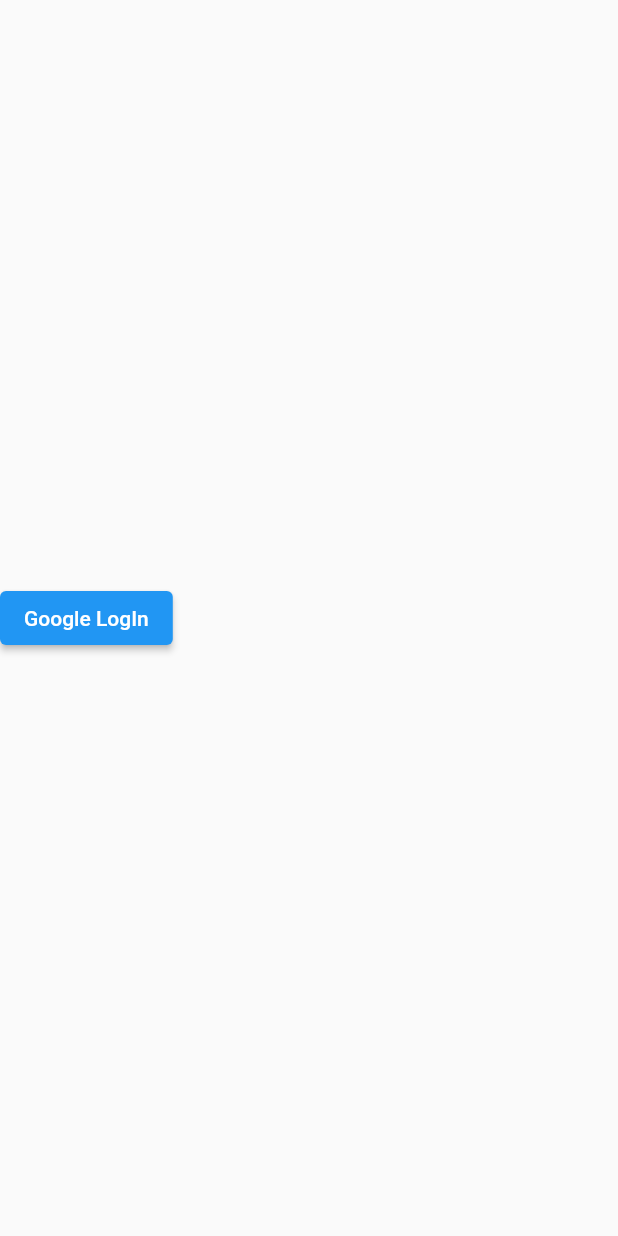
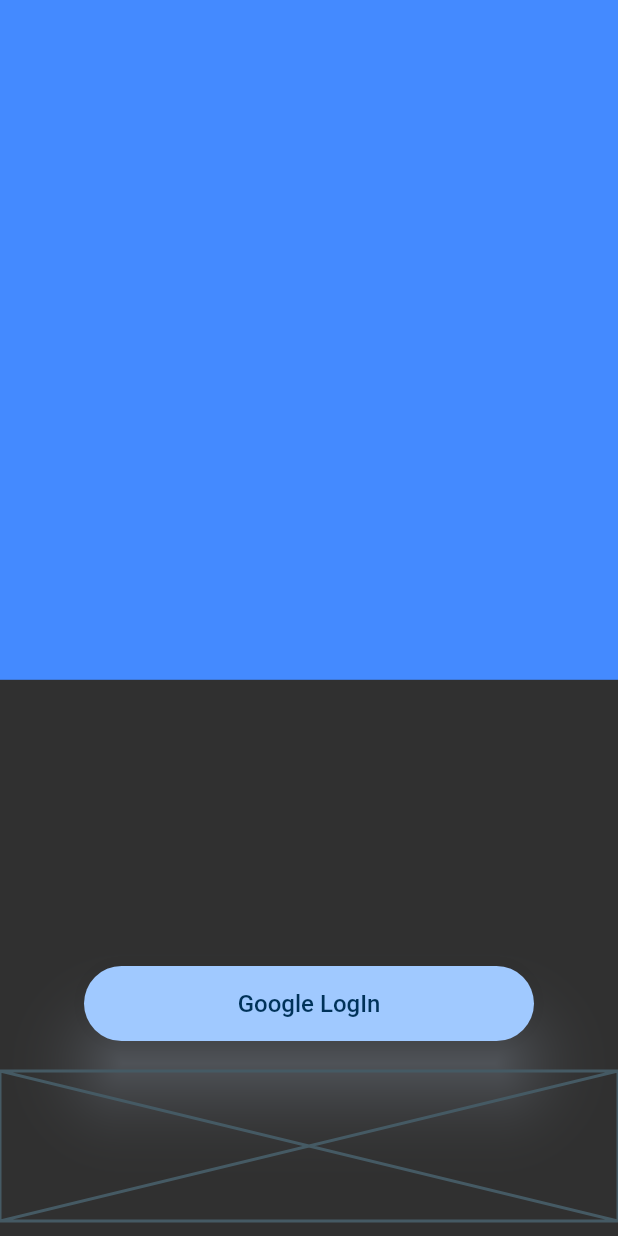
Before and after one commit to albint3r/chatbot_flutter, a Flutter app: the screen it shows after launch, on a phone screen of 412 x 824 dp. Run offline on Flutter 3.47's test engine with Material 2 defaults, Android fonts, the phone set to English and light mode, and no system bars; our stand-ins replace auto_route, bloc, firebase_auth, firebase_core, flutter_bloc, freezed_annotation and 5 more; missing offline and left inert: flutter_config; accounts and stored records are empty.

Commit message:
Add colorscheme

```diff
--- a/lib/app.dart
+++ b/lib/app.dart
@@ -4,6 +4,7 @@ import 'package:flutter_bloc/flutter_bloc.dart';
 import 'injectables.dart';
 import 'src/application/auth/auth_bloc.dart';
 import 'src/presentation/core/router.dart';
+import 'src/presentation/core/theme/theme_config_style.dart';
 
 class App extends StatelessWidget {
   const App({
@@ -20,6 +21,10 @@ class App extends StatelessWidget {
         )
       ],
       child: MaterialApp.router(
+        theme: ThemeConfigStyle.light,
+        darkTheme: ThemeConfigStyle.dark,
+        themeMode: ThemeMode.dark,
+        title: 'Perfect Deals Pricing App',
         routerConfig: appRouter.config(),
       ),
     );
--- /dev/null
+++ b/lib/src/presentation/core/theme/const_app_bar_theme.dart
@@ -0,0 +1,12 @@
+import 'package:flutter/material.dart';
+
+abstract class ConstAppBarTheme {
+  static AppBarTheme appBarTheme() => const AppBarTheme(
+        elevation: 8,
+        shape: RoundedRectangleBorder(
+          borderRadius: BorderRadius.only(
+            bottomLeft: Radius.circular(30),
+          ),
+        ),
+      );
+}
--- /dev/null
+++ b/lib/src/presentation/core/theme/const_button_style.dart
@@ -0,0 +1,35 @@
+import 'package:flutter/material.dart';
+
+abstract class ConstButtonStyle {
+  static ElevatedButtonThemeData buttonStyle({
+    required ColorScheme colorScheme,
+  }) =>
+      ElevatedButtonThemeData(
+        style: ButtonStyle(
+          alignment: Alignment.center,
+          shadowColor: MaterialStatePropertyAll(colorScheme.secondary),
+          shape: const MaterialStatePropertyAll(
+            RoundedRectangleBorder(
+              borderRadius: BorderRadius.all(
+                Radius.circular(40),
+              ),
+            ),
+          ),
+          fixedSize: MaterialStateProperty.all(
+            const Size(300, 50),
+          ),
+          elevation: MaterialStateProperty.all(20),
+          backgroundColor: MaterialStateProperty.resolveWith<Color?>(
+              (Set<MaterialState> states) {
+            if (states.contains(MaterialState.disabled)) {
+              // return colorScheme.outline;
+              return colorScheme.outline;
+            }
+            if (states.contains(MaterialState.hovered)) {
+              return colorScheme.secondary;
+            }
+            return colorScheme.primary;
+          }),
+        ),
+      );
+}
--- /dev/null
+++ b/lib/src/presentation/core/theme/const_color_scheme.dart
@@ -0,0 +1,65 @@
+import 'package:flutter/material.dart';
+
+const ColorScheme flexSchemeLight = ColorScheme(
+  brightness: Brightness.light,
+  primary: Color(0xff2e4caa),
+  onPrimary: Color(0xffffffff),
+  primaryContainer: Color(0xff2e4caa),
+  onPrimaryContainer: Color(0xff111013),
+  secondary: Color(0xffe5b20e),
+  onSecondary: Color(0xff000000),
+  secondaryContainer: Color(0xff9fcbf1),
+  onSecondaryContainer: Color(0xff0e1114),
+  tertiary: Color(0xff0091ea),
+  onTertiary: Color(0xffffffff),
+  tertiaryContainer: Color(0xffcfe4ff),
+  onTertiaryContainer: Color(0xff111314),
+  error: Color(0xffb00020),
+  onError: Color(0xffffffff),
+  errorContainer: Color(0xfffcd8df),
+  onErrorContainer: Color(0xff141213),
+  background: Color(0xfff8f7fb),
+  onBackground: Color(0xff090909),
+  surface: Color(0xfff8f7fb),
+  onSurface: Color(0xff090909),
+  surfaceVariant: Color(0xfff1eff8),
+  onSurfaceVariant: Color(0xff121213),
+  outline: Color(0xff565656),
+  shadow: Color(0xff000000),
+  inverseSurface: Color(0xff121116),
+  onInverseSurface: Color(0xfff5f5f5),
+  inversePrimary: Color(0xffd1c0ff),
+  surfaceTint: Color(0xff4527a0),
+);
+
+const ColorScheme flexSchemeDark = ColorScheme(
+brightness: Brightness.dark,
+primary: Color(0xffa0c9ff),
+onPrimary: Color(0xff003259),
+primaryContainer: Color(0xff00497f),
+onPrimaryContainer: Color(0xffd2e4ff),
+secondary: Color(0xffbbc7db),
+onSecondary: Color(0xff253141),
+secondaryContainer: Color(0xff3c4858),
+onSecondaryContainer: Color(0xffd7e3f8),
+tertiary: Color(0xffd7bde4),
+onTertiary: Color(0xff3b2947),
+tertiaryContainer: Color(0xff533f5f),
+onTertiaryContainer: Color(0xfff3daff),
+error: Color(0xffffb4ab),
+onError: Color(0xff690005),
+errorContainer: Color(0xff93000a),
+onErrorContainer: Color(0xffffb4ab),
+background: Color(0xff2f3741),
+onBackground: Color(0xffe3e2e6),
+surface: Color(0xff2f3741),
+onSurface: Color(0xffe3e2e6),
+surfaceVariant: Color(0xff515b69),
+onSurfaceVariant: Color(0xffc3c6cf),
+outline: Color(0xff8d9199),
+shadow: Color(0xff000000),
+inverseSurface: Color(0xffd8dee9),
+onInverseSurface: Color(0xff2f3033),
+inversePrimary: Color(0xff0b61a4),
+surfaceTint: Color(0xffa0c9ff),
+);
--- /dev/null
+++ b/lib/src/presentation/core/theme/const_drawer_theme.dart
@@ -0,0 +1,17 @@
+import 'package:flutter/material.dart';
+
+abstract class ConstDrawerTheme {
+  static DrawerThemeData drawerTheme({
+    ColorScheme? colorScheme,
+  }) =>
+      DrawerThemeData(
+        backgroundColor: colorScheme?.primary,
+        elevation: 15,
+        shape: const RoundedRectangleBorder(
+          borderRadius: BorderRadius.only(
+            topRight: Radius.circular(100),
+            bottomRight: Radius.circular(100),
+          ),
+        ),
+      );
+}
--- /dev/null
+++ b/lib/src/presentation/core/theme/const_text_theme.dart
@@ -0,0 +1,48 @@
+import 'package:flutter/material.dart';
+import 'package:google_fonts/google_fonts.dart';
+
+abstract class ConstTextTheme {
+  static TextTheme textTheme({
+    required ColorScheme colorScheme,
+  }) {
+    return GoogleFonts.getTextTheme(
+      "Roboto",
+      TextTheme(
+        titleLarge: TextStyle(
+          fontSize: 60,
+          color: colorScheme.primary,
+        ),
+        titleMedium: TextStyle(
+          fontSize: 56,
+          color: colorScheme.primary,
+        ),
+        titleSmall: TextStyle(
+          fontSize: 45,
+          color: colorScheme.primary,
+        ),
+        bodyLarge: const TextStyle(
+          fontSize: 14,
+        ),
+        bodyMedium: const TextStyle(
+          fontSize: 14,
+        ),
+        bodySmall: TextStyle(
+          fontSize: 10,
+          color: colorScheme.primary,
+        ),
+        labelLarge: TextStyle(
+          fontSize: 16,
+          color: colorScheme.secondary,
+        ),
+        labelMedium: TextStyle(
+          fontSize: 14,
+          color: colorScheme.secondary,
+        ),
+        labelSmall: TextStyle(
+          fontSize: 14,
+          color: colorScheme.onPrimary,
+        ),
+      ),
+    );
+  }
+}
--- /dev/null
+++ b/lib/src/presentation/core/theme/theme_config_style.dart
@@ -0,0 +1,41 @@
+import 'package:flutter/material.dart';
+import 'const_app_bar_theme.dart';
+import 'const_button_style.dart';
+import 'const_color_scheme.dart';
+import 'const_drawer_theme.dart';
+import 'const_text_theme.dart';
+
+class ThemeConfigStyle {
+  static ThemeData get light {
+    return ThemeConfigStyle.themeDataGeneral(
+      colorScheme: flexSchemeLight,
+      isDark: false,
+    );
+  }
+
+  static ThemeData get dark {
+    return ThemeConfigStyle.themeDataGeneral(
+      colorScheme: flexSchemeDark,
+      isDark: true,
+    );
+  }
+
+  static ThemeData themeDataGeneral({
+    required ColorScheme colorScheme,
+    required bool isDark,
+  }) {
+    return ThemeData(
+      colorScheme: colorScheme,
+      brightness: isDark ? Brightness.dark : Brightness.light,
+      visualDensity: VisualDensity.standard,
+      elevatedButtonTheme: ConstButtonStyle.buttonStyle(
+        colorScheme: colorScheme,
+      ),
+      textTheme: ConstTextTheme.textTheme(
+        colorScheme: colorScheme,
+      ),
+      drawerTheme: ConstDrawerTheme.drawerTheme(),
+      appBarTheme: ConstAppBarTheme.appBarTheme(),
+    );
+  }
+}
--- a/lib/src/presentation/sign_in/sign_in_page.dart
+++ b/lib/src/presentation/sign_in/sign_in_page.dart
@@ -1,8 +1,7 @@
 import 'package:auto_route/auto_route.dart';
 import 'package:flutter/material.dart';
-import 'package:flutter_bloc/flutter_bloc.dart';
 
-import '../../application/auth/auth_bloc.dart';
+import 'widgets/body_sign_in.dart';
 
 @RoutePage()
 class SignInPage extends StatelessWidget {
@@ -12,18 +11,8 @@ class SignInPage extends StatelessWidget {
 
   @override
   Widget build(BuildContext context) {
-    return Scaffold(
-      body: Column(
-        mainAxisAlignment: MainAxisAlignment.center,
-        children: [
-          ElevatedButton(
-            onPressed: () {
-              context.read<AuthBloc>().add(const AuthEvent.googleSingIn());
-            },
-            child: const Text('Google LogIn'),
-          )
-        ],
-      ),
+    return const Scaffold(
+      body: BodySignIn(),
     );
   }
 }
--- a/lib/src/presentation/sign_in/widgets/body_sign_in.dart
+++ b/lib/src/presentation/sign_in/widgets/body_sign_in.dart
@@ -0,0 +1,28 @@
+import 'package:chatbot/src/presentation/sign_in/widgets/sign_in_form.dart';
+import 'package:chatbot/src/presentation/sign_in/widgets/sign_in_with_google_or_facebook.dart';
+import 'package:chatbot/src/presentation/sign_in/widgets/sign_up_text_button.dart';
+import 'package:flutter/material.dart';
+import 'package:gap/gap.dart';
+
+class BodySignIn extends StatelessWidget {
+  const BodySignIn({
+    super.key,
+  });
+
+  @override
+  Widget build(BuildContext context) {
+    return Column(
+      mainAxisAlignment: MainAxisAlignment.center,
+      children: const [
+        Expanded(
+          child: SingInForm(),
+        ),
+        Gap(20),
+        SignInWithGoogleOrFacebook(),
+        Gap(20),
+        SignUpTextButton(),
+        Gap(10),
+      ],
+    );
+  }
+}
--- a/lib/src/presentation/sign_in/widgets/sign_in_form.dart
+++ b/lib/src/presentation/sign_in/widgets/sign_in_form.dart
@@ -0,0 +1,20 @@
+import 'package:flutter/material.dart';
+
+class SingInForm extends StatelessWidget {
+  const SingInForm({
+    super.key,
+  });
+
+  @override
+  Widget build(BuildContext context) {
+    final size = MediaQuery.of(context).size;
+    return Stack(
+      children: [
+        Container(
+          color: Colors.blueAccent,
+          height: size.height * .55,
+        ),
+      ],
+    );
+  }
+}
--- a/lib/src/presentation/sign_in/widgets/sign_in_with_google_or_facebook.dart
+++ b/lib/src/presentation/sign_in/widgets/sign_in_with_google_or_facebook.dart
@@ -0,0 +1,20 @@
+import 'package:flutter/material.dart';
+import 'package:flutter_bloc/flutter_bloc.dart';
+
+import '../../../application/auth/auth_bloc.dart';
+
+class SignInWithGoogleOrFacebook extends StatelessWidget {
+  const SignInWithGoogleOrFacebook({
+    super.key,
+  });
+
+  @override
+  Widget build(BuildContext context) {
+    return ElevatedButton(
+      onPressed: () {
+        context.read<AuthBloc>().add(const AuthEvent.googleSingIn());
+      },
+      child: const Text('Google LogIn'),
+    );
+  }
+}
--- a/lib/src/presentation/sign_in/widgets/sign_up_text_button.dart
+++ b/lib/src/presentation/sign_in/widgets/sign_up_text_button.dart
@@ -0,0 +1,14 @@
+import 'package:flutter/material.dart';
+
+class SignUpTextButton extends StatelessWidget {
+  const SignUpTextButton({
+    super.key,
+  });
+
+  @override
+  Widget build(BuildContext context) {
+    return const Placeholder(
+      fallbackHeight: 100,
+    );
+  }
+}
--- a/pubspec.yaml
+++ b/pubspec.yaml
@@ -31,6 +31,7 @@ dependencies:
   reactive_forms: ^15.0.0
   flutter_config: ^2.0.0
   gap: ^3.0.0
+  google_fonts: ^4.0.3
 
 
   # The following adds the Cupertino Icons font to your application.
```
Also changed, not shown: pubspec.lock, 1 other file.
